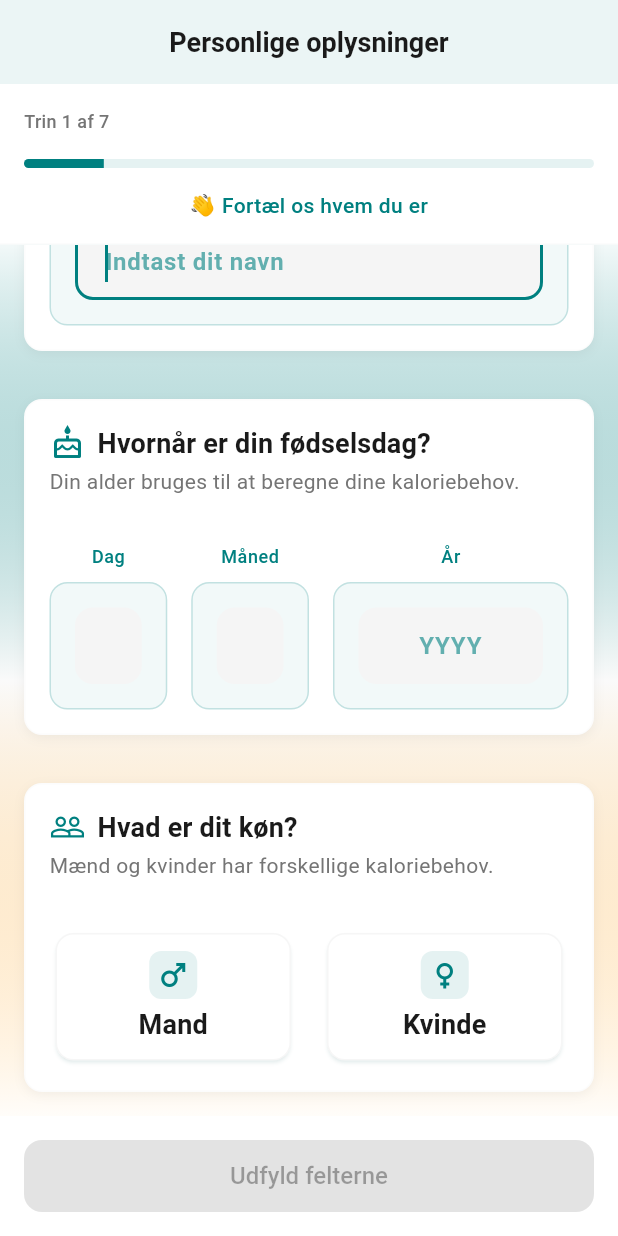
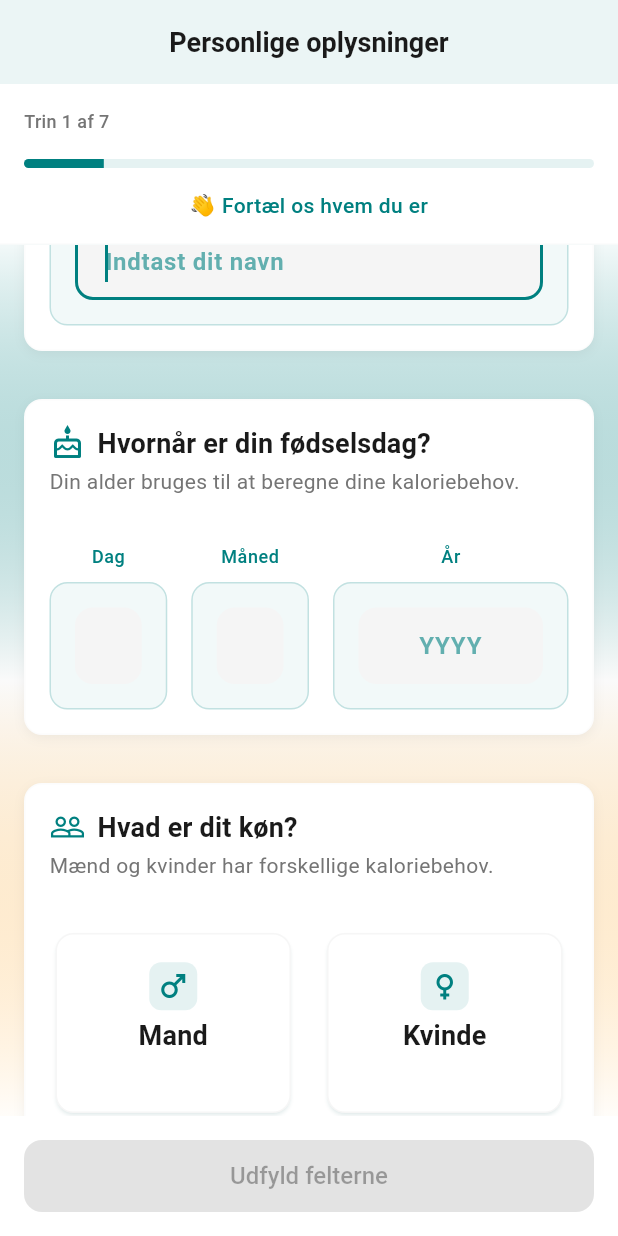
Before and after one commit to munkhaus/calories, a Flutter app: the screen it shows after launch, scrolled down 267 dp, on a phone screen of 412 x 824 dp. Run offline on Flutter 3.47's test engine with Material 3 defaults, Android fonts, the light colour scheme and no system bars; our stand-ins replace flutter_riverpod, freezed_annotation, material_design_icons_flutter, shared_preferences; missing offline and left inert: result_type.

Commit message:
Refactor onboarding completion logic to maintain loading state and prevent UI flashing during navigation. Updated error handling to reflect final state after onboarding completion and adjusted UI components for improved clarity and consistency.

```diff
--- a/lib/features/onboarding/application/onboarding_notifier.dart
+++ b/lib/features/onboarding/application/onboarding_notifier.dart
@@ -341,10 +341,11 @@ class OnboardingNotifier extends StateNotifier<OnboardingState> {
         // Clear partial progress since we're done
         await OnboardingStorageService.clearPartialProgress();
 
+        // Update profile but keep loading state true and don't change step
+        // This prevents UI flashing before navigation
         state = state.copyWith(
           userProfile: completedProfile,
-          currentStep: OnboardingStep.summary,
-          isLoading: false,
+          // Keep currentStep as is and keep loading true
         );
       } else {
         throw Exception('Failed to save user profile');
--- a/lib/features/onboarding/presentation/widgets/personal_info_step_widget.dart
+++ b/lib/features/onboarding/presentation/widgets/personal_info_step_widget.dart
@@ -449,15 +449,12 @@ class _PersonalInfoStepWidgetState extends ConsumerState<PersonalInfoStepWidget>
         onTap: onTap,
         borderRadius: BorderRadius.circular(KSizes.radiusM),
         child: Container(
-          constraints: BoxConstraints(
-            minHeight: 80,
-          ),
+          height: 120, // Fixed height to ensure both cards are same size
           padding: EdgeInsets.symmetric(
             horizontal: KSizes.margin2x,
             vertical: KSizes.margin3x,
           ),
           child: Column(
-            mainAxisSize: MainAxisSize.min,
             mainAxisAlignment: MainAxisAlignment.center,
             children: [
               Container(
@@ -473,26 +470,26 @@ class _PersonalInfoStepWidgetState extends ConsumerState<PersonalInfoStepWidget>
                 ),
               ),
               SizedBox(height: KSizes.margin1x),
-              Flexible(
-                child: Text(
+              Text(
                 title,
                 style: Theme.of(context).textTheme.titleMedium?.copyWith(
                   fontWeight: KSizes.fontWeightSemiBold,
                   color: isSelected ? AppColors.primary : AppColors.textPrimary,
                 ),
                 textAlign: TextAlign.center,
-                  maxLines: 1,
-                  overflow: TextOverflow.ellipsis,
               ),
-              ),
-              if (isSelected) ...[
               SizedBox(height: KSizes.margin1x),
-                Icon(
+              // Always reserve space for checkmark to maintain consistent height
+              SizedBox(
+                height: KSizes.iconXS.toDouble(),
+                child: isSelected
+                  ? Icon(
                       MdiIcons.checkCircle,
                       color: AppColors.primary,
                       size: KSizes.iconXS,
+                    )
+                  : null, // Empty space when not selected
               ),
-              ],
             ],
           ),
         ),
```
Also changed, not shown: lib/features/onboarding/presentation/onboarding_page.dart (+6 -3 lines). Lines whose indentation alone changed are shown as unchanged.
